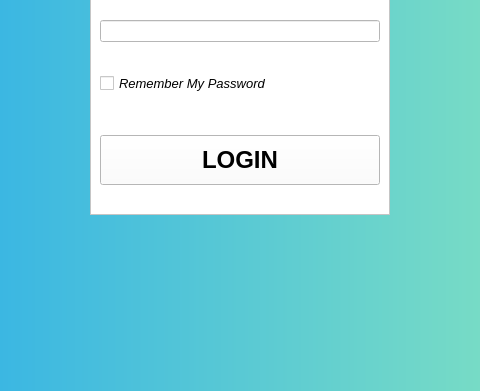
This is login.ui in mj2266/inventory_app as Qt 5 draws it before an edit; both pictures show x 475 to 955 and y 439 to 830 of the 1429 by 830 pixel window. The edited form follows.
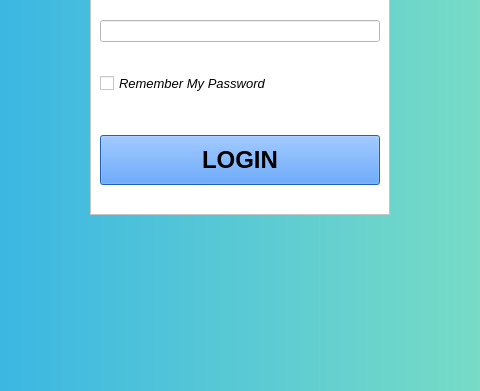
This is the edited form.

Commit message: Changed Button color

The edit to the form file:
```diff
--- a/login.ui
+++ b/login.ui
@@ -215,7 +215,7 @@
           </font>
          </property>
          <property name="styleSheet">
-          <string notr="true">c</string>
+          <string notr="true">background-color: rgb(44, 135, 255);</string>
          </property>
          <property name="text">
           <string>LOGIN</string>
```
Left out of the diff: 4 changed lines with no effect on the pictures.
